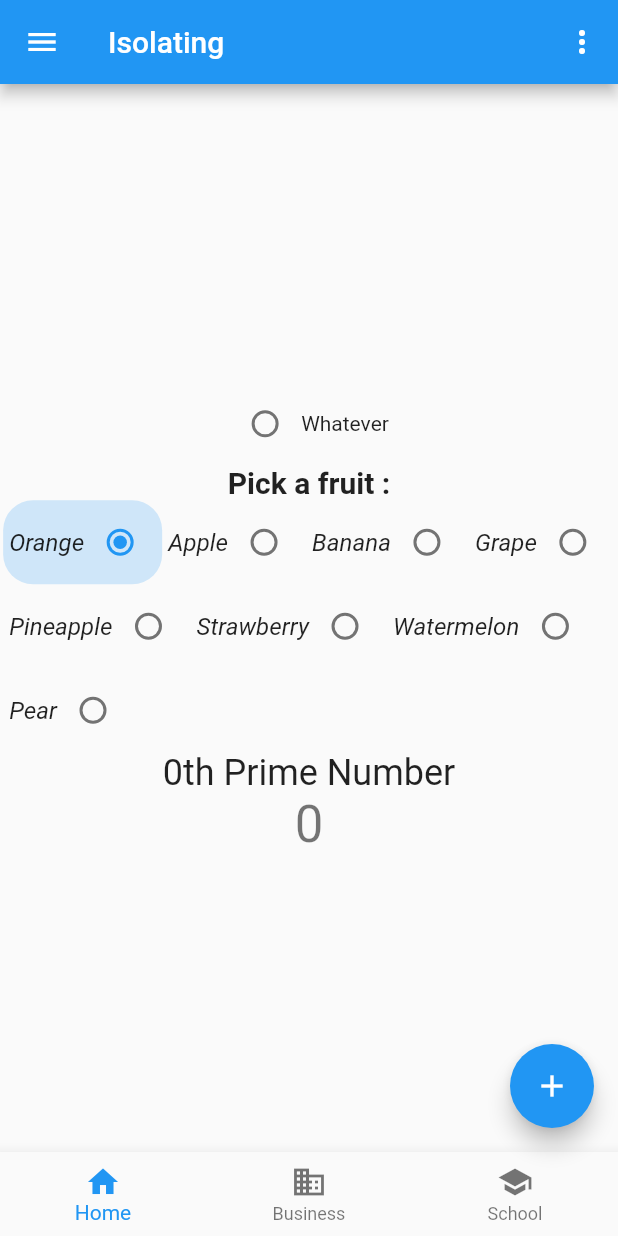
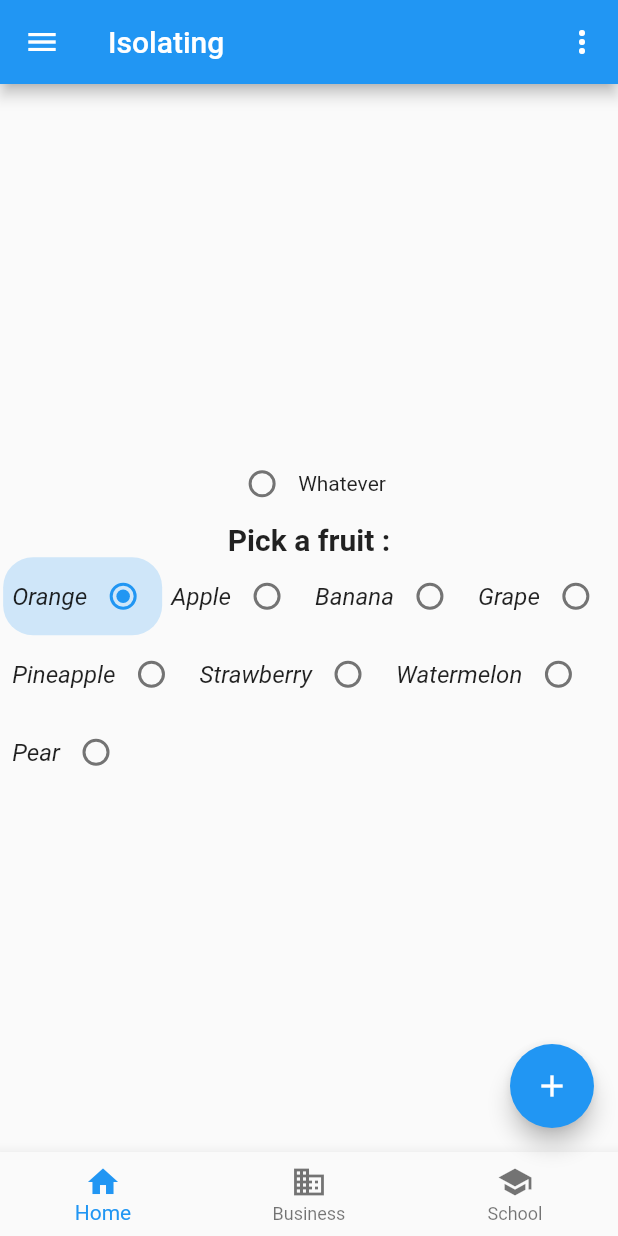
Before and after one commit to francisnnumbi/what_next, a Flutter app: the screen it shows after launch, on a phone screen of 412 x 824 dp. Run offline on Flutter 3.47's test engine with Material 2 defaults, Android fonts, the phone set to English and light mode, and no system bars; our stand-ins replace dio.

Commit message:
using flex instead of column or row

```diff
--- a/lib/modules/isolate_tuto/isolating.dart
+++ b/lib/modules/isolate_tuto/isolating.dart
@@ -20,6 +20,20 @@ class _IsolatingState extends State<Isolating> {
   final math.Random _random = math.Random();
   final GlobalKey<ScaffoldState> _scaffoldKey = GlobalKey();
   int _bottomBarIndex = 0;
+
+  final fruits = const [
+    Text("Orange", style: TextStyle(fontSize: 16, fontStyle: FontStyle.italic)),
+    Text("Apple", style: TextStyle(fontSize: 16, fontStyle: FontStyle.italic)),
+    Text("Banana", style: TextStyle(fontSize: 16, fontStyle: FontStyle.italic)),
+    Text("Grape", style: TextStyle(fontSize: 16, fontStyle: FontStyle.italic)),
+    Text("Pineapple",
+        style: TextStyle(fontSize: 16, fontStyle: FontStyle.italic)),
+    Text("Strawberry",
+        style: TextStyle(fontSize: 16, fontStyle: FontStyle.italic)),
+    Text("Watermelon",
+        style: TextStyle(fontSize: 16, fontStyle: FontStyle.italic)),
+    Text("Pear", style: TextStyle(fontSize: 16, fontStyle: FontStyle.italic)),
+  ];
 
   void _getPrime() async {
     nth = _random.nextInt(100000);
@@ -51,7 +65,8 @@ class _IsolatingState extends State<Isolating> {
         child: const Icon(Icons.add),
       ),
       body: Center(
-        child: Column(
+        child: Flex(
+          direction: Axis.vertical,
           mainAxisAlignment: MainAxisAlignment.center,
           children: [
             TextRadio(
@@ -67,38 +82,7 @@ class _IsolatingState extends State<Isolating> {
               onChanged: (value) {
                 log("_changeSelect: $value");
               },
-              radios: const [
-                Text("Orange",
-                    style:
-                        TextStyle(fontSize: 16, fontStyle: FontStyle.italic)),
-                Text("Apple",
-                    style:
-                        TextStyle(fontSize: 16, fontStyle: FontStyle.italic)),
-                Text("Banana",
-                    style:
-                        TextStyle(fontSize: 16, fontStyle: FontStyle.italic)),
-                Text("Grape",
-                    style:
-                        TextStyle(fontSize: 16, fontStyle: FontStyle.italic)),
-                Text("Pineapple",
-                    style:
-                        TextStyle(fontSize: 16, fontStyle: FontStyle.italic)),
-                Text("Strawberry",
-                    style:
-                        TextStyle(fontSize: 16, fontStyle: FontStyle.italic)),
-                Text("Watermelon",
-                    style:
-                        TextStyle(fontSize: 16, fontStyle: FontStyle.italic)),
-                Text("Pear",
-                    style:
-                        TextStyle(fontSize: 16, fontStyle: FontStyle.italic)),
-              ],
-            ),
-            Text("${nth}th Prime Number",
-                style: Theme.of(context).textTheme.headline5),
-            Text(
-              nthPrime.toString(),
-              style: Theme.of(context).textTheme.headline4,
+              radios: fruits,
             ),
           ],
         ),
--- a/lib/modules/isolate_tuto/radio_buttons/text_radio.dart
+++ b/lib/modules/isolate_tuto/radio_buttons/text_radio.dart
@@ -12,12 +12,14 @@ class TextRadio extends StatelessWidget {
       this.titlePosition = TextRadioTitlePosition.right,
       this.value = 0,
       this.groupValue = 0,
+      this.padding = const EdgeInsets.all(2.0),
       this.onChanged})
       : super(key: key) {
     _radioNotifier.value = groupValue;
   }
   final Widget title;
   final TextRadioTitlePosition titlePosition;
+  final EdgeInsets padding;
   final int value;
   final int groupValue;
   final ValueChanged<int>? onChanged;
@@ -35,7 +37,7 @@ class TextRadio extends StatelessWidget {
             valueListenable: _radioNotifier,
             builder: (context, val, _) {
               return Container(
-                padding: const EdgeInsets.all(4.0),
+                padding: padding,
                 decoration: BoxDecoration(
                   color: val == value
                       ? Theme.of(context).primaryColor.withOpacity(0.2)
@@ -46,7 +48,11 @@ class TextRadio extends StatelessWidget {
                   mainAxisAlignment: MainAxisAlignment.start,
                   children: [
                     if (titlePosition == TextRadioTitlePosition.left)
-                      Expanded(child: title),
+                      Expanded(
+                          child: Padding(
+                        padding: const EdgeInsets.only(left: 4.0),
+                        child: title,
+                      )),
                     Radio<int>(
                       value: value,
                       groupValue: val,
@@ -57,7 +63,11 @@ class TextRadio extends StatelessWidget {
                       },
                     ),
                     if (titlePosition == TextRadioTitlePosition.right)
-                      Expanded(child: title),
+                      Expanded(
+                          child: Padding(
+                        padding: const EdgeInsets.only(right: 4.0),
+                        child: title,
+                      )),
                   ],
                 ),
               );
--- a/lib/modules/isolate_tuto/radio_buttons/text_radio_group.dart
+++ b/lib/modules/isolate_tuto/radio_buttons/text_radio_group.dart
@@ -1,5 +1,3 @@
-
-
 import 'package:flutter/material.dart';
 import 'text_radio.dart';
 
@@ -9,12 +7,14 @@ class TextRadioGroup extends StatelessWidget {
       this.title,
       this.titlePosition = TextRadioTitlePosition.right,
       this.radios = const [],
+      this.radioPadding = const EdgeInsets.all(2.0),
       this.direction = Axis.horizontal,
       this.onChanged})
       : super(key: key);
   final Widget? title;
 
   final List<Widget> radios;
+  final EdgeInsets radioPadding;
   final TextRadioTitlePosition titlePosition;
   final Axis direction;
   final ValueChanged<int>? onChanged;
@@ -28,6 +28,7 @@ class TextRadioGroup extends StatelessWidget {
         titlePosition: titlePosition,
         value: i,
         groupValue: radioGroupNotifier.value,
+        padding: radioPadding,
         onChanged: _changeSelect,
       ));
     }
```
